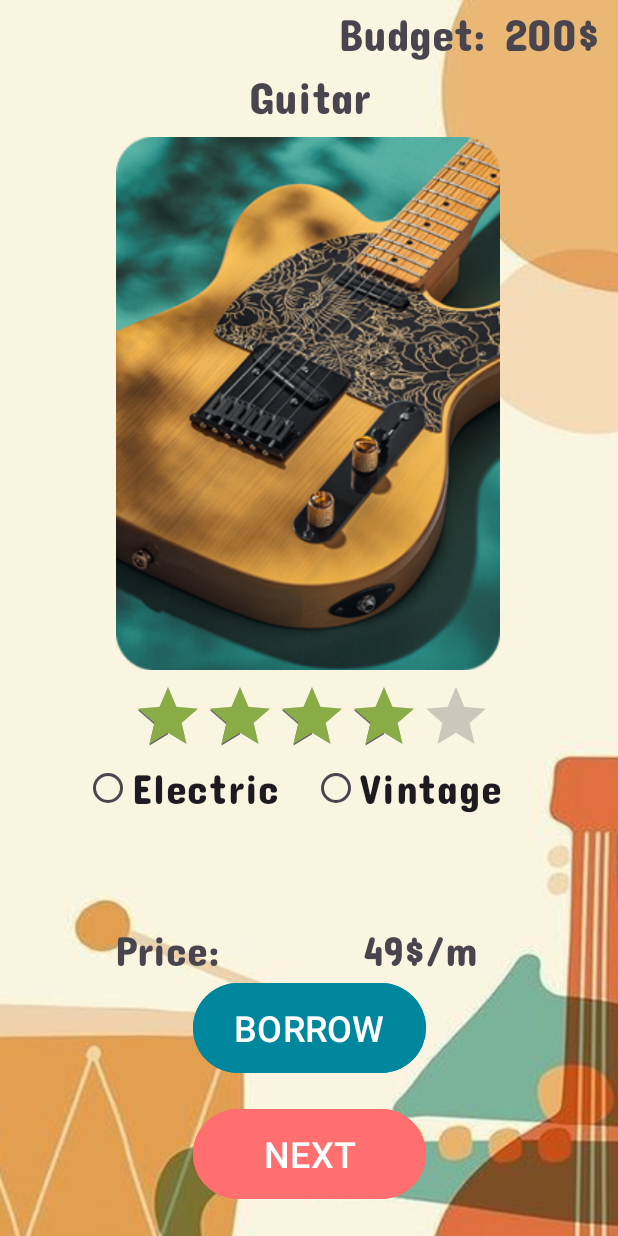
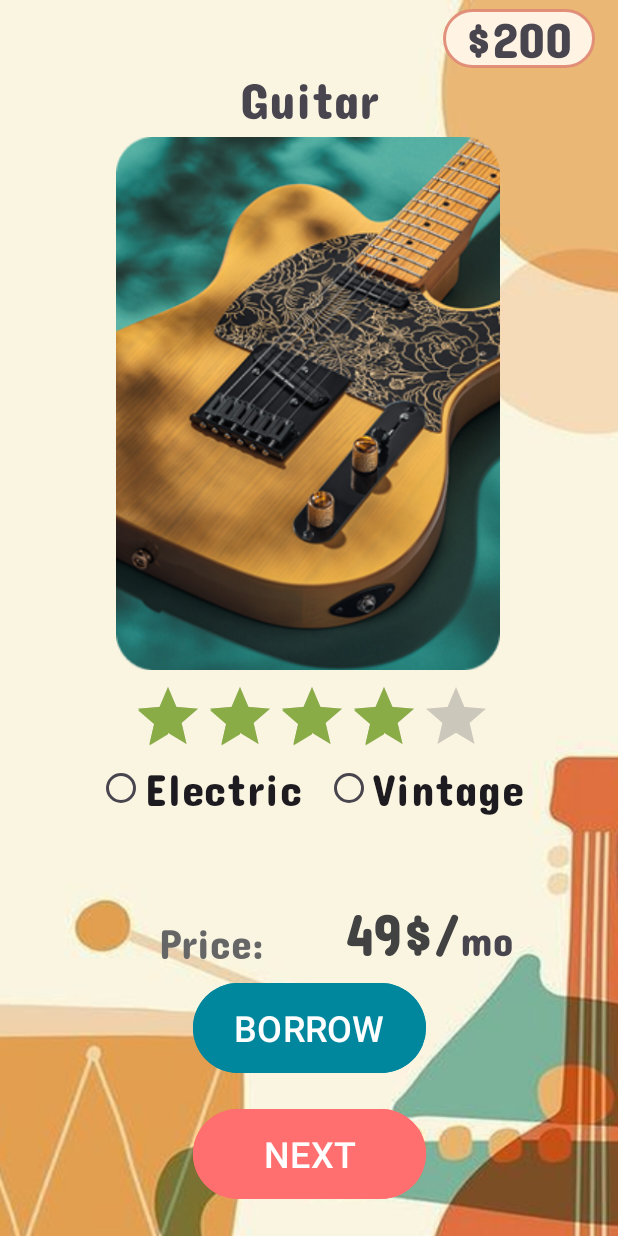
Before and after one commit to Hallelujah5/Halecules, an Android app: the screen it shows after launch (MainActivity), on a phone screen of 412 x 824 dp. Run offline under Robolectric (Android 15) with nearby library versions, the phone set to English and light mode, and no system bars.

Commit message:
Final Product asn2

```diff
--- a/Assignment2/app/build.gradle.kts
+++ b/Assignment2/app/build.gradle.kts
@@ -41,6 +41,7 @@ dependencies {
 
     implementation("androidx.activity:activity-ktx:1.10.1")
     implementation("androidx.fragment:fragment-ktx:1.8.6")
+    implementation(libs.androidx.ui.graphics.android)
 
     // Espresso dependencies
     androidTestImplementation("androidx.test.espresso:espresso-core:3.5.1")
--- a/Assignment2/app/src/main/java/com/example/assignment2/DetailsActivity.kt
+++ b/Assignment2/app/src/main/java/com/example/assignment2/DetailsActivity.kt
@@ -35,7 +35,7 @@ class DetailsActivity : AppCompatActivity() {
 
 
     //RECYCLED CODE FROM MAIN ACTIVITY.KT
-    findViewById<TextView>(R.id.bal_txtV).setText("Budget: " + bal + "$")       //BALANCE
+    findViewById<TextView>(R.id.bal_txtV).setText("$" + bal)       //BALANCE
     findViewById<TextView>(R.id.Ins_name_txtV).text = currentIns?.name          //NAME
     currentIns?.imageResId?.let { findViewById<ImageView>(R.id.Ins_ImgView).setImageResource(it) }       //IMAGE
     findViewById<TextView>(R.id.Ins_year_txtV).text = currentIns?.year.toString()       //YEAR
@@ -43,7 +43,7 @@ class DetailsActivity : AppCompatActivity() {
     selectedRadio_txtV = findViewById(R.id.selectedRadio_txtV)
     selectedRadio_txtV.text = checkedRadio.toString()               //DISPLAY CHOICE
 
-    findViewById<TextView>(R.id.Ins_price_txtV).text = currentIns?.price.toString() + "$/m"        //PRICE
+    findViewById<TextView>(R.id.Ins_price_txtV).text = currentIns?.price.toString() + "$/"        //PRICE
 
 
 
--- a/Assignment2/app/src/main/java/com/example/assignment2/MainActivity.kt
+++ b/Assignment2/app/src/main/java/com/example/assignment2/MainActivity.kt
@@ -2,6 +2,7 @@ package com.example.assignment2
 
 import android.annotation.SuppressLint
 import android.content.Intent
+import android.graphics.Paint
 import android.os.Build
 import android.os.Bundle
 import android.util.Log
@@ -12,7 +13,6 @@ import android.widget.RadioButton
 import android.widget.RadioGroup
 import android.widget.RatingBar
 import android.widget.TextView
-import android.widget.Toast
 import androidx.activity.enableEdgeToEdge
 import androidx.activity.result.contract.ActivityResultContracts
 import androidx.annotation.RequiresApi
@@ -26,7 +26,6 @@ class MainActivity : AppCompatActivity(), View.OnClickListener {
     private lateinit var nextBtn: Button
 
     private var bal = 200
-
 
     var instruments = mutableListOf(
         Instrument("Guitar", 49, 4f, R.drawable.guitar, 2013, listOf("Electric", "Vintage")),
@@ -99,8 +98,7 @@ class MainActivity : AppCompatActivity(), View.OnClickListener {
 
     // DISPLAY THE CURRENT INSTRUMENT'S INFO
     private fun displayCurrentInstrument() {
-        findViewById<TextView>(R.id.Bal_txtV).text = "Budget: " + bal + "$"
-        findViewById<TextView>(R.id.Ins_name_txtV).text = currentIns.name // NAME
+        findViewById<TextView>(R.id.Bal_txtV).text = "$" + bal
         findViewById<ImageView>(R.id.Ins_ImgView).setImageResource(currentIns.imageResId) // IMAGE
         findViewById<RatingBar>(R.id.Ins_ratingBar).rating = currentIns.rating // RATING
 
@@ -109,10 +107,18 @@ class MainActivity : AppCompatActivity(), View.OnClickListener {
 
         findViewById<TextView>(R.id.Rented_msg_txtV).text =  currentIns.name + " Rented!"
 
-        findViewById<TextView>(R.id.Ins_price_txtV).text = "${currentIns.price}$/m" // PRICE
-
+        findViewById<TextView>(R.id.Ins_price_txtV).text = "${currentIns.price}$/" // PRICE
         findViewById<TextView>(R.id.Rented_msg_txtV).visibility =           //SHOW THE "Rented!" MESSAGE IF AN INSTRUMENT IS BORROWED.
             if (currentIns.rented) View.VISIBLE else View.GONE
+
+        if (currentIns.rented) {
+            findViewById<TextView>(R.id.Ins_price_txtV).setPaintFlags(findViewById<TextView>(R.id.Ins_price_txtV).paintFlags or Paint.STRIKE_THRU_TEXT_FLAG);
+            findViewById<TextView>(R.id.Ins_name_txtV).text = currentIns.name + "\u2713" // NAME
+
+        } else {findViewById<TextView>(R.id.Ins_price_txtV).setPaintFlags(findViewById<TextView>(R.id.Ins_price_txtV).paintFlags and Paint.STRIKE_THRU_TEXT_FLAG.inv());
+            findViewById<TextView>(R.id.Ins_name_txtV).text = currentIns.name // NAME
+        }
+
     }
 
 
--- /dev/null
+++ b/Assignment2/app/src/main/res/drawable/round_border_white_bg.xml
@@ -0,0 +1,7 @@
+<shape xmlns:android="http://schemas.android.com/apk/res/android">
+    <solid android:color="#fff4e4" />
+    <stroke
+        android:width="2dp"
+        android:color="#EEE08B76" />
+    <corners android:radius="200dp" />
+</shape>
--- a/Assignment2/app/src/main/res/layout/activity_main.xml
+++ b/Assignment2/app/src/main/res/layout/activity_main.xml
@@ -15,7 +15,7 @@
         android:layout_marginTop="46dp"
         android:fontFamily="@font/concert_one"
         android:text="TextView"
-        android:textSize="30sp"
+        android:textSize="34sp"
         app:layout_constraintEnd_toEndOf="parent"
         app:layout_constraintStart_toStartOf="parent"
         app:layout_constraintTop_toTopOf="parent" />
@@ -24,10 +24,13 @@
         android:id="@+id/Bal_txtV"
         android:layout_width="wrap_content"
         android:layout_height="wrap_content"
-        android:layout_marginTop="4dp"
+        android:layout_marginTop="6dp"
+        android:background="@drawable/round_border_white_bg"
         android:fontFamily="@font/concert_one"
-        android:text="Budget: 200$"
-        android:textSize="30sp"
+        android:paddingLeft="15dp"
+        android:paddingRight="15dp"
+        android:text="200$"
+        android:textSize="33sp"
         app:layout_constraintEnd_toEndOf="parent"
         app:layout_constraintHorizontal_bias="0.95"
         app:layout_constraintStart_toStartOf="parent"
@@ -37,39 +40,53 @@
         android:id="@+id/Rented_msg_txtV"
         android:layout_width="wrap_content"
         android:layout_height="wrap_content"
-        android:layout_marginTop="10dp"
+        android:layout_marginTop="6dp"
         android:fontFamily="@font/concert_one"
         android:text="Rented!"
-        android:textSize="30sp"
+        android:textSize="33sp"
         app:layout_constraintEnd_toEndOf="parent"
         app:layout_constraintStart_toStartOf="parent"
         app:layout_constraintTop_toBottomOf="@+id/radioGroup" />
 
     <TextView
-        android:id="@+id/txtInstrName2"
+        android:id="@+id/PriceTxtView"
         android:layout_width="wrap_content"
         android:layout_height="wrap_content"
-        android:layout_marginTop="616dp"
+        android:layout_marginBottom="6dp"
         android:fontFamily="@font/concert_one"
         android:text="Price:"
+        android:textColor="#666666"
         android:textSize="28sp"
+        app:layout_constraintBottom_toTopOf="@+id/borrowBtn"
         app:layout_constraintEnd_toEndOf="parent"
-        app:layout_constraintHorizontal_bias="0.225"
-        app:layout_constraintStart_toStartOf="parent"
-        app:layout_constraintTop_toTopOf="parent" />
+        app:layout_constraintHorizontal_bias="0.31"
+        app:layout_constraintStart_toStartOf="parent" />
 
     <TextView
         android:id="@+id/Ins_price_txtV"
         android:layout_width="wrap_content"
         android:layout_height="wrap_content"
-        android:layout_marginTop="616dp"
+        android:layout_marginBottom="6dp"
         android:fontFamily="@font/concert_one"
-        android:text="$/m"
+        android:text="95$/"
+        android:textColor="#424242"
+        android:textSize="40sp"
+        app:layout_constraintBottom_toTopOf="@+id/borrowBtn"
+        app:layout_constraintEnd_toEndOf="parent"
+        app:layout_constraintHorizontal_bias="0.687"
+        app:layout_constraintStart_toStartOf="parent" />
+
+    <TextView
+        android:id="@+id/textView"
+        android:layout_width="wrap_content"
+        android:layout_height="wrap_content"
+        android:layout_marginEnd="70dp"
+        android:layout_marginBottom="8dp"
+        android:fontFamily="@font/concert_one"
+        android:text="mo"
         android:textSize="28sp"
-        app:layout_constraintEnd_toEndOf="parent"
-        app:layout_constraintHorizontal_bias="0.721"
-        app:layout_constraintStart_toStartOf="parent"
-        app:layout_constraintTop_toTopOf="parent" />
+        app:layout_constraintBottom_toTopOf="@+id/borrowBtn"
+        app:layout_constraintEnd_toEndOf="parent" />
 
     <ImageView
         android:id="@+id/Ins_ImgView"
@@ -91,6 +108,7 @@
         android:layout_marginEnd="86dp"
         android:isIndicator="true"
         android:progressTint="#89AC46"
+        android:secondaryProgressTint="#89AC46"
         app:layout_constraintEnd_toEndOf="parent"
         app:layout_constraintStart_toStartOf="parent"
         app:layout_constraintTop_toBottomOf="@+id/Ins_ImgView" />
@@ -101,6 +119,7 @@
         android:layout_height="50sp"
         android:orientation="horizontal"
         app:layout_constraintEnd_toEndOf="parent"
+        app:layout_constraintHorizontal_bias="0.58"
         app:layout_constraintStart_toStartOf="parent"
         app:layout_constraintTop_toBottomOf="@+id/Ins_ratingBar">
 
@@ -111,7 +130,7 @@
             android:layout_weight="1"
             android:fontFamily="@font/concert_one"
             android:text="Electric"
-            android:textSize="28sp" />
+            android:textSize="30sp" />
 
         <RadioButton
             android:id="@+id/radioBtn2"
@@ -120,7 +139,7 @@
             android:layout_weight="1"
             android:fontFamily="@font/concert_one"
             android:text="Vintage"
-            android:textSize="28sp" />
+            android:textSize="30sp" />
 
     </RadioGroup>
 
--- a/Assignment2/app/src/main/res/values/colors.xml
+++ b/Assignment2/app/src/main/res/values/colors.xml
@@ -2,4 +2,5 @@
 <resources>
     <color name="black">#FF000000</color>
     <color name="white">#FFFFFFFF</color>
+    <color name="brown">#C4BC654F</color>
 </resources>
--- a/Assignment2/gradle/libs.versions.toml
+++ b/Assignment2/gradle/libs.versions.toml
@@ -9,6 +9,7 @@ appcompat = "1.7.0"
 material = "1.12.0"
 activity = "1.10.0"
 constraintlayout = "2.2.0"
+uiGraphicsAndroid = "1.7.8"
 
 [libraries]
 androidx-core-ktx = { group = "androidx.core", name = "core-ktx", version.ref = "coreKtx" }
@@ -19,6 +20,7 @@ androidx-appcompat = { group = "androidx.appcompat", name = "appcompat", version
 material = { group = "com.google.android.material", name = "material", version.ref = "material" }
 androidx-activity = { group = "androidx.activity", name = "activity", version.ref = "activity" }
 androidx-constraintlayout = { group = "androidx.constraintlayout", name = "constraintlayout", version.ref = "constraintlayout" }
+androidx-ui-graphics-android = { group = "androidx.compose.ui", name = "ui-graphics-android", version.ref = "uiGraphicsAndroid" }
 
 [plugins]
 android-application = { id = "com.android.application", version.ref = "agp" }
```
Also changed, not shown: Assignment2/app/src/main/res/drawable/round_border.xml (added, +7 -0 lines), Assignment2/app/src/main/res/layout/details_layout.xml (+35 -19 lines), Assignment2/app/src/main/java/com/example/assignment2/Instrument.kt (line endings or trailing spaces).
